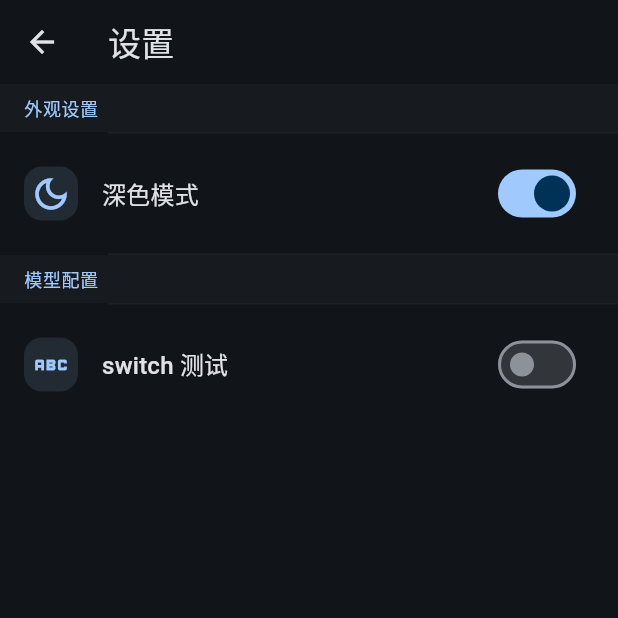
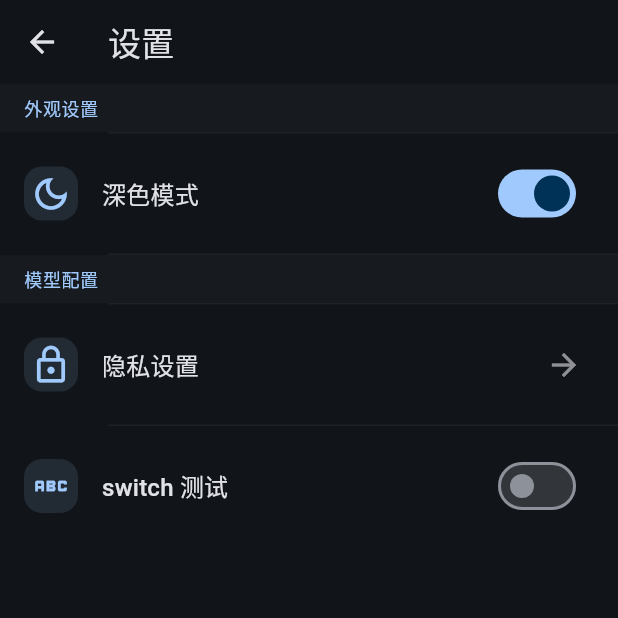
Before and after one commit to may-liu/MagicAI, a Flutter app: the screen it shows after launch, in the side drawer, after a tap on the "settings" icon, on a phone screen of 412 x 824 dp, the top half of it. Run offline on Flutter 3.47's test engine with Material 3 defaults, Android fonts, the phone set to English and light mode, and no system bars; our stand-ins replace event_bus, flutter_html, google_fonts, synchronized, universal_io; missing offline and left inert: markdown, syntax_highlight; statements that could not run were skipped.

Commit message:
cofig components done.

```diff
--- a/lib/main.dart
+++ b/lib/main.dart
@@ -42,6 +42,11 @@ class _MagicAIAppState extends State<MagicAIApp> {
         onThemeChanged: (value) => setState(() => _isDarkMode = value),
       ),
       SectionHeaderItem(title: "模型配置"),
+      NavigationConfigItem(
+        title: '隐私设置',
+        icon: Icons.lock_outline,
+        childWidget: AboutDialog.adaptive(),
+      ),
       SwitchConfigItem(
         title: "switch 测试",
         icon: Icons.abc,
@@ -78,9 +83,16 @@ class _MagicAIAppState extends State<MagicAIApp> {
 }
 
 class AdaptiveHomePage extends StatefulWidget {
-  final settingsItems;
+  final List<ConfigItem> settingsItems;
+  // bool isDarkMode;
+  // final ValueChanged<bool> onThemeChanged;
 
-  AdaptiveHomePage({super.key, required this.settingsItems});
+  AdaptiveHomePage({
+    super.key,
+    required this.settingsItems,
+    // required this.isDarkMode,
+    // required this.onThemeChanged,
+  });
 
   @override
   State<AdaptiveHomePage> createState() => _AdaptiveHomePageState();
--- a/lib/screens/widgets/config/adaptive_settings_dialog.dart
+++ b/lib/screens/widgets/config/adaptive_settings_dialog.dart
@@ -1,7 +1,6 @@
 import 'package:flutter/material.dart';
-import 'package:magicai/screens/widgets/config/config_statement_core.dart';
 
-import 'config_core.dart';
+import 'config_statement_core.dart';
 import 'config_item.dart';
 
 void main() => runApp(const MyApp());
@@ -15,13 +14,25 @@ class MyApp extends StatelessWidget {
       title: '跨平台配置组件',
       theme: ThemeData.light(),
       darkTheme: ThemeData.dark(),
-      home: const HomePage(),
+      home: HomePage(),
     );
   }
 }
 
-class HomePage extends StatelessWidget {
-  const HomePage({super.key});
+// 修改 HomePage 类定义
+class HomePage extends StatefulWidget {
+  @override
+  _HomePageState createState() => _HomePageState();
+}
+
+class _HomePageState extends State<HomePage> {
+  bool _isDarkMode = false; // 新增状态变量
+
+  void _handleThemeChange(bool newValue) {
+    setState(() {
+      _isDarkMode = newValue; // 更新本地状态
+    });
+  }
 
   @override
   Widget build(BuildContext context) {
@@ -29,32 +40,45 @@ class HomePage extends StatelessWidget {
       appBar: AppBar(title: const Text('首页')),
       body: Center(
         child: ElevatedButton(
-          child: const Text('打开设置'),
           onPressed:
               () => showSettings(context, [
-                SectionHeaderItem(title: '外观设置'),
                 ThemeConfigItem(
+                  // 正确绑定回调和状态
                   title: '深色模式',
                   icon: Icons.dark_mode_outlined,
-                  isDarkMode: false,
-                  onThemeChanged: (value) => {},
+                  isDarkMode: _isDarkMode, // ← 绑定到本地变量
+                  onThemeChanged: _handleThemeChange, // ← 使用有效方法
                 ),
-                // 添加更多配置项...
               ]),
+          child: const Text('打开设置'),
         ),
       ),
     );
   }
 }
 
-class SettingsPage extends StatelessWidget {
+class SettingsPage extends StatefulWidget {
   final List<ConfigItem> items;
   const SettingsPage({super.key, required this.items});
+
+  @override
+  State<StatefulWidget> createState() => _SettingsPageState();
+}
+
+class _SettingsPageState extends State<SettingsPage> {
+  late List<ConfigItem> _items;
+
+  @override
+  void initState() {
+    super.initState();
+    _items = widget.items;
+  }
+
   @override
   Widget build(BuildContext context) {
     return Scaffold(
       appBar: AppBar(title: const Text('设置')),
-      body: SettingsList(items: items),
+      body: SettingsStateList(items: _items),
     );
   }
 }
@@ -178,31 +202,25 @@ class __DesktopSettingsPanelState extends State<_DesktopSettingsPanel> {
 }
 
 void showSettings(BuildContext context, List<ConfigItem> settingsItems) {
-  Navigator.push(
+  if (Theme.of(context).platform == TargetPlatform.iOS ||
+      Theme.of(context).platform == TargetPlatform.android) {
+    Navigator.push(
       context,
       MaterialPageRoute(
         builder: (context) => SettingsPage(items: settingsItems),
       ),
     );
-  // if (Theme.of(context).platform == TargetPlatform.iOS ||
-  //     Theme.of(context).platform == TargetPlatform.android) {
-  //   Navigator.push(
-  //     context,
-  //     MaterialPageRoute(
-  //       builder: (context) => SettingsPage(items: settingsItems),
-  //     ),
-  //   );
-  // } else {
-  //   showDialog(
-  //     context: context,
-  //     builder: (context) {
-  //       return StatefulBuilder(
-  //         builder: (context, setState) {
-  //           return AdaptiveSettingsDialog(items: settingsItems);
-  //         },
-  //       );
-  //     },
-  //     // (context) => AdaptiveSettingsDialog(items: settingsItems),
-  //   );
-  // }
+  } else {
+    showDialog(
+      context: context,
+      builder: (context) {
+        return StatefulBuilder(
+          builder: (context, setState) {
+            return AdaptiveSettingsDialog(items: settingsItems);
+          },
+        );
+      },
+      // (context) => AdaptiveSettingsDialog(items: settingsItems),
+    );
+  }
 }
--- a/lib/screens/widgets/config/config_core.dart
+++ /dev/null
@@ -1,114 +0,0 @@
-import 'package:flutter/cupertino.dart';
-import 'package:flutter/material.dart';
-
-import 'config_item.dart';
-
-class SettingsList extends StatelessWidget {
-  final List<ConfigItem> items;
-  final double iconSize;
-  final Color? dividerColor;
-
-  const SettingsList({
-    super.key,
-    required this.items,
-    this.iconSize = 28.0,
-    this.dividerColor,
-  });
-
-  @override
-  Widget build(BuildContext context) {
-    final theme = Theme.of(context);
-    final isIOS = Theme.of(context).platform == TargetPlatform.iOS;
-
-    return ListView.separated(
-      physics: const ClampingScrollPhysics(),
-      itemCount: items.length,
-      separatorBuilder:
-          (_, __) => Divider(
-            height: 1,
-            color: dividerColor ?? theme.dividerColor.withOpacity(0.1),
-            indent: 72,
-          ),
-      itemBuilder: (context, index) => _buildItem(items[index], theme, isIOS),
-    );
-  }
-
-  Widget _buildItem(ConfigItem item, ThemeData theme, bool isIOS) {
-    if (item is SectionHeaderItem) {
-      return Container(
-        color: item.backgroundColor ?? theme.dividerColor.withOpacity(0.05),
-        padding: const EdgeInsets.symmetric(vertical: 8, horizontal: 16),
-        child: Text(
-          item.title,
-          style: theme.textTheme.bodySmall?.copyWith(
-            color: theme.colorScheme.primary,
-            fontWeight: FontWeight.w500,
-          ),
-        ),
-      );
-    }
-    final iconColor = item.iconColor ?? theme.colorScheme.primary;
-    return Padding(
-      padding: const EdgeInsets.symmetric(vertical: 12),
-      child: ListTile(
-        leading: _buildLeading(iconColor, item.icon),
-        title: Text(item.title, style: theme.textTheme.titleMedium),
-        subtitle:
-            item.subtitle != null
-                ? Text(item.subtitle!, style: theme.textTheme.bodySmall)
-                : null,
-        trailing: _buildTrailing(item, theme, isIOS),
-        onTap: item is NavigationConfigItem ? item.onTap : null,
-      ),
-    );
-  }
-
-  Widget _buildLeading(Color color, IconData icon) => Hero(
-    tag: icon.codePoint,
-    child: Container(
-      width: iconSize + 8,
-      height: iconSize + 8,
-      decoration: BoxDecoration(
-        color: color.withOpacity(0.12),
-        borderRadius: BorderRadius.circular(12),
-      ),
-      child: Icon(icon, size: iconSize, color: color),
-    ),
-  );
-
-  Widget? _buildTrailing(ConfigItem item, ThemeData theme, bool isIOS) {
-    if (item is SwitchConfigItem) {
-      return Switch.adaptive(
-        value: item.value,
-        onChanged: item.onChanged,
-        activeColor: isIOS ? theme.colorScheme.primary : null,
-      );
-    }
-    if (item is InputConfigItem) {
-      return SizedBox(width: 150, child: ValidatedInputField(item: item));
-    }
-    if (item is ThemeConfigItem) {
-      return AnimatedSwitcher(
-        duration: const Duration(milliseconds: 300),
-        child: Switch.adaptive(
-          key: ValueKey(item.isDarkMode),
-          value: item.isDarkMode,
-          onChanged: (value) {
-            item.onThemeChanged!(value);
-          },
-          activeColor: isIOS ? theme.colorScheme.primary : null,
-        ),
-      );
-    }
-    if (item is NavigationConfigItem) {
-      return Icon(
-        isIOS ? CupertinoIcons.chevron_forward : Icons.arrow_forward,
-        color: theme.textTheme.bodyMedium?.color?.withOpacity(0.6),
-      );
-    }
-    if (item is InfoConfigItem) {
-      return Text(item.value, style: theme.textTheme.bodyMedium);
-    }
-    return null;
-  }
-}
--- a/lib/screens/widgets/config/config_item.dart
+++ b/lib/screens/widgets/config/config_item.dart
@@ -61,14 +61,14 @@ class SwitchConfigItem extends ConfigItem {
 }
 
 class NavigationConfigItem extends ConfigItem {
-  final VoidCallback onTap;
+  final Widget childWidget;
 
   NavigationConfigItem({
     required super.title,
     required super.icon,
     super.iconColor,
     super.subtitle,
-    required this.onTap,
+    required this.childWidget,
   });
 
   void navigateTo(BuildContext context, Widget widget) {
@@ -135,15 +135,31 @@ class InfoConfigItem extends ConfigItem {
 }
 
 class ThemeConfigItem extends ConfigItem {
-  final bool isDarkMode;
+  bool _isDarkMode;
   final ValueChanged<bool>? onThemeChanged;
+
   ThemeConfigItem({
     required super.title,
     required super.icon,
     super.subtitle,
-    required this.isDarkMode,
+    required bool isDarkMode,
     this.onThemeChanged,
-  });
+  }) : _isDarkMode = isDarkMode;
+
+  bool get isDarkMode => _isDarkMode;
+
+  set isDarkMode(bool value) {
+    if (_isDarkMode != value) {
+      _isDarkMode = value;
+      notifyListeners();
+    }
+  }
+
+  @override
+  void updateSwitchValue(bool newValue) {
+    _isDarkMode = newValue; // 更新自身状态
+    onThemeChanged?.call(newValue); // 调用回调通知父组件
+  }
 }
 
 class SectionHeaderItem extends ConfigItem {
--- a/lib/screens/widgets/config/config_statement_core.dart
+++ b/lib/screens/widgets/config/config_statement_core.dart
@@ -10,7 +10,7 @@ class SettingsStateList extends StatefulWidget {
   final Color? dividerColor;
 
   @override
-  State<SettingsStateList> createState() => _SettingsStateList();
+  State<SettingsStateList> createState() => _SettingsStateListState();
 
   const SettingsStateList({
     super.key,
@@ -20,7 +20,25 @@ class SettingsStateList extends StatefulWidget {
   });
 }
 
-class _SettingsStateList extends State<SettingsStateList> {
+class _SettingsStateListState extends State<SettingsStateList> {
+  late List<ConfigItem> _items;
+
+  @override
+  void initState() {
+    super.initState();
+    _items = widget.items; // 初始化列表
+    // 订阅所有配置项的通知（简化示例，实际需要遍历添加监听）
+    for (var item in _items) {
+      if (item is ChangeNotifier) {
+        item.addListener(_refresh);
+      }
+    }
+  }
+
+  void _refresh() {
+    setState(() {}); // 强制刷新
+  }
+
   @override
   Widget build(BuildContext context) {
     final theme = Theme.of(context);
@@ -65,7 +83,11 @@ class _SettingsStateList extends State<SettingsStateList> {
                 ? Text(item.subtitle!, style: theme.textTheme.bodySmall)
                 : null,
         trailing: _buildTrailing(item, theme, isIOS),
-        onTap: item is NavigationConfigItem ? item.onTap : null,
+        onTap:
+            () =>
+                item is NavigationConfigItem
+                    ? item.navigateTo(context, item.childWidget)
+                    : null,
       ),
     );
   }
@@ -87,7 +109,8 @@ class _SettingsStateList extends State<SettingsStateList> {
     if (item is SwitchConfigItem) {
       return Switch.adaptive(
         value: item.value,
-        onChanged: item.onChanged,
+        // onChanged: item.onChanged,
+        onChanged: (value) => item.updateSwitchValue(value),
         activeColor: isIOS ? theme.colorScheme.primary : null,
       );
     }
@@ -100,7 +123,7 @@ class _SettingsStateList extends State<SettingsStateList> {
         child: Switch.adaptive(
           key: ValueKey(item.isDarkMode),
           value: item.isDarkMode,
-          onChanged: (value) => item.onThemeChanged!(value),
+          onChanged: (value) => item.updateSwitchValue(value),
           activeColor: isIOS ? theme.colorScheme.primary : null,
         ),
       );
```
Also changed, not shown: lib/screens/widgets/config/config_view.dart (+5 -5 lines), 4 other files.
